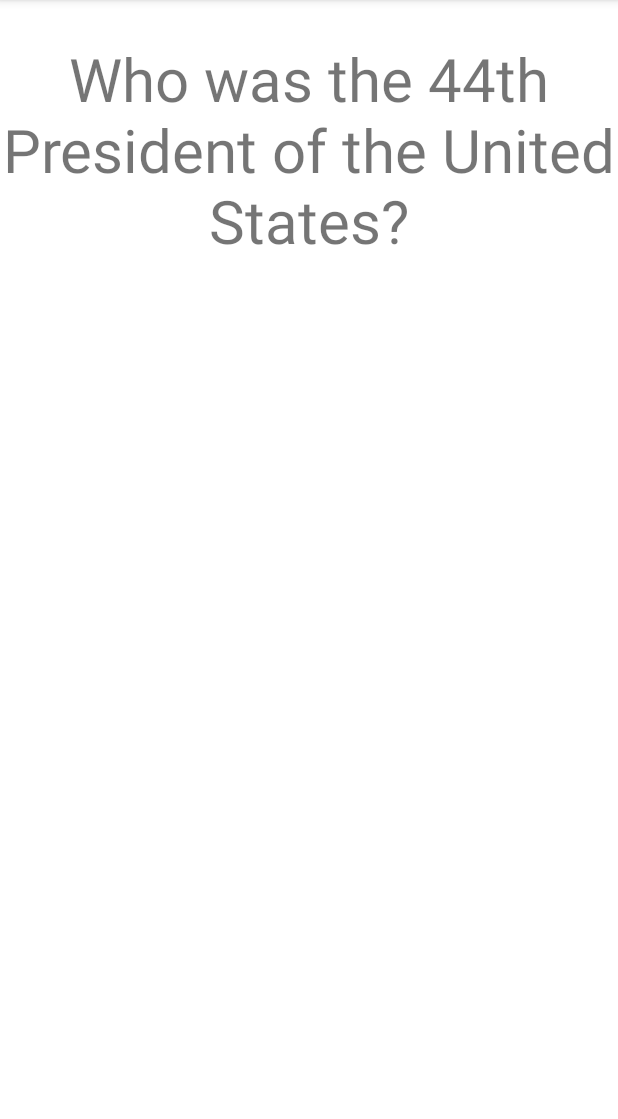
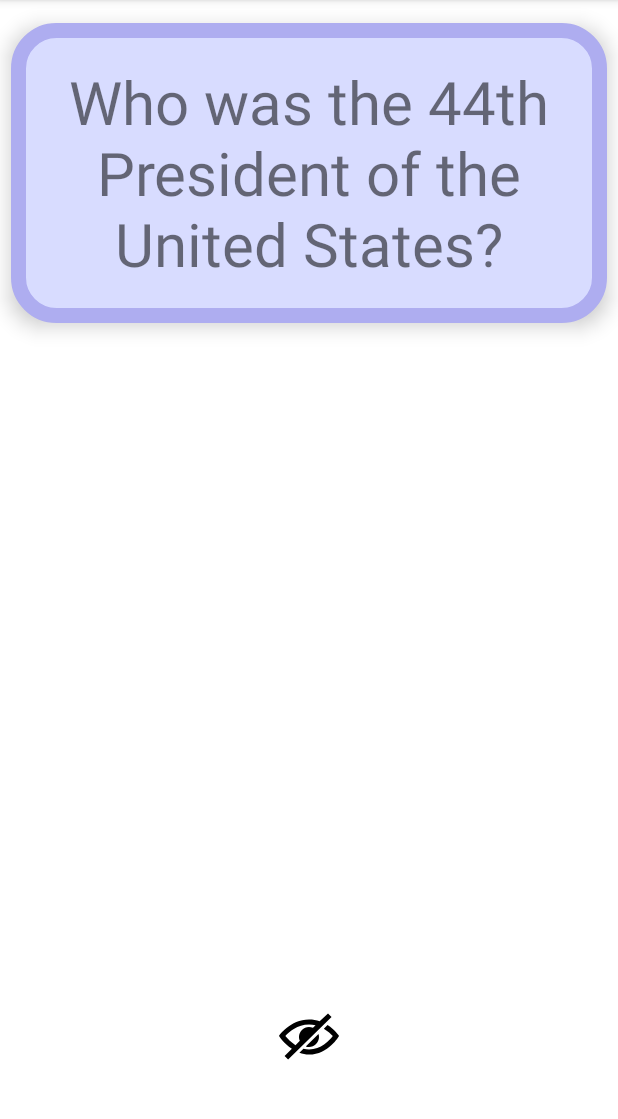
Before and after one commit to wendychen0/flashcard-app, an Android app: the screen it shows after launch (MainActivity), on a phone screen of 412 x 824 dp, the part 84-1203 px from its top. Run offline under Robolectric (Android 15) with nearby library versions, the phone set to English and light mode, and no system bars.

Commit message:
Added optional features to toggle answer visibility and show correct/incorrect answers

```diff
--- a/app/src/main/java/com/example/flashcardapp/MainActivity.java
+++ b/app/src/main/java/com/example/flashcardapp/MainActivity.java
@@ -4,6 +4,7 @@ import androidx.appcompat.app.AppCompatActivity;
 
 import android.os.Bundle;
 import android.view.View;
+import android.widget.ImageView;
 import android.widget.TextView;
 
 public class MainActivity extends AppCompatActivity {
@@ -15,6 +16,11 @@ public class MainActivity extends AppCompatActivity {
 
         TextView flashcardQuestion = findViewById(R.id.flashcard_question);
         TextView flashcardAnswer = findViewById(R.id.flashcard_answer);
+        TextView flashcardAnswer1 = findViewById(R.id.flashcard_answer1);
+        TextView flashcardAnswer2 = findViewById(R.id.flashcard_answer2);
+        TextView flashcardAnswer3 = findViewById(R.id.flashcard_answer3);
+        ImageView toggleView = findViewById(R.id.toggle_choices_visibility);
+        ImageView toggleViewOpen = findViewById(R.id.toggle_choices_visibility_open);
         flashcardQuestion.setOnClickListener(new View.OnClickListener() {
             @Override
             public void onClick(View v) {
@@ -22,5 +28,58 @@ public class MainActivity extends AppCompatActivity {
                 flashcardAnswer.setVisibility(View.VISIBLE);
             }
         });
+
+        flashcardAnswer.setOnClickListener(new View.OnClickListener() {
+            @Override
+            public void onClick(View v) {
+                flashcardQuestion.setVisibility(View.VISIBLE);
+                flashcardAnswer.setVisibility(View.INVISIBLE);
+            }
+        });
+
+        flashcardAnswer1.setOnClickListener(new View.OnClickListener() {
+            @Override
+            public void onClick(View v) {
+                flashcardAnswer1.setBackgroundColor(getResources().getColor(R.color.nice_red, null));
+            }
+        });
+
+        flashcardAnswer2.setOnClickListener(new View.OnClickListener(){
+            @Override
+            public void onClick(View v) {
+                flashcardAnswer2.setBackgroundColor(getResources().getColor(R.color.nice_red, null));
+            }
+        });
+
+        flashcardAnswer3.setOnClickListener(new View.OnClickListener(){
+            @Override
+            public void onClick(View v) {
+                flashcardAnswer3.setBackgroundColor(getResources().getColor(R.color.green, null));
+            }
+        });
+
+        toggleView.setOnClickListener(new View.OnClickListener() {
+            @Override
+            public void onClick(View v) {
+                ((ImageView) findViewById(R.id.toggle_choices_visibility)).setImageResource(R.drawable.ic_eye_open);
+                boolean isShowingAnswers;
+                flashcardAnswer1.setVisibility(View.VISIBLE);
+                flashcardAnswer2.setVisibility(View.VISIBLE);
+                flashcardAnswer3.setVisibility(View.VISIBLE);
+                toggleViewOpen.setVisibility(View.VISIBLE);
+            }
+        });
+
+        toggleViewOpen.setOnClickListener(new View.OnClickListener() {
+            @Override
+            public void onClick(View v) {
+                ((ImageView) findViewById(R.id.toggle_choices_visibility)).setImageResource(R.drawable.ic_eye_slash);
+                flashcardAnswer1.setVisibility(View.INVISIBLE);
+                flashcardAnswer2.setVisibility(View.INVISIBLE);
+                flashcardAnswer3.setVisibility(View.INVISIBLE);
+                toggleViewOpen.setVisibility(View.INVISIBLE);
+
+            }
+        });
     }
 }
--- /dev/null
+++ b/app/src/main/res/drawable/card_background.xml
@@ -0,0 +1,7 @@
+<?xml version="1.0" encoding="utf-8"?>
+<shape xmlns:android="http://schemas.android.com/apk/res/android"
+    android:shape="rectangle">
+    <corners android:radius="25dp" />
+    <stroke android:color="#AEADF0" android:width="10dp" />
+    <solid android:color="#D8DCFF" />
+</shape>
--- /dev/null
+++ b/app/src/main/res/drawable/ic_eye_open.xml
@@ -0,0 +1,9 @@
+<vector xmlns:android="http://schemas.android.com/apk/res/android"
+    android:width="24dp"
+    android:height="24dp"
+    android:viewportWidth="24"
+    android:viewportHeight="24">
+  <path
+      android:fillColor="#FF000000"
+      android:pathData="M12.015,7c4.751,0 8.063,3.012 9.504,4.636 -1.401,1.837 -4.713,5.364 -9.504,5.364 -4.42,0 -7.93,-3.536 -9.478,-5.407 1.493,-1.647 4.817,-4.593 9.478,-4.593zM12.015,5c-7.569,0 -12.015,6.551 -12.015,6.551s4.835,7.449 12.015,7.449c7.733,0 11.985,-7.449 11.985,-7.449s-4.291,-6.551 -11.985,-6.551zM12,8c-2.209,0 -4,1.792 -4,4 0,2.209 1.791,4 4,4s4,-1.791 4,-4c0,-2.208 -1.791,-4 -4,-4z"/>
+</vector>
--- /dev/null
+++ b/app/src/main/res/drawable/ic_eye_slash.xml
@@ -0,0 +1,9 @@
+<vector xmlns:android="http://schemas.android.com/apk/res/android"
+    android:width="24dp"
+    android:height="24dp"
+    android:viewportWidth="24"
+    android:viewportHeight="24">
+  <path
+      android:fillColor="#FF000000"
+      android:pathData="M19.604,2.562l-3.346,3.137c-1.27,-0.428 -2.686,-0.699 -4.243,-0.699 -7.569,0 -12.015,6.551 -12.015,6.551s1.928,2.951 5.146,5.138l-2.911,2.909 1.414,1.414 17.37,-17.035 -1.415,-1.415zM13.588,8.341c-3.288,-1.453 -6.681,1.908 -5.265,5.206l-1.726,1.707c-1.814,-1.16 -3.225,-2.65 -4.06,-3.66 1.493,-1.648 4.817,-4.594 9.478,-4.594 0.927,0 1.796,0.119 2.61,0.315l-1.037,1.026zM10.705,15.772l5.09,-4.993c1.017,3.111 -2.003,6.067 -5.09,4.993zM24,11.551s-4.252,7.449 -11.985,7.449c-1.379,0 -2.662,-0.291 -3.851,-0.737l1.614,-1.583c0.715,0.193 1.458,0.32 2.237,0.32 4.791,0 8.104,-3.527 9.504,-5.364 -0.729,-0.822 -1.956,-1.99 -3.587,-2.952l1.489,-1.46c2.982,1.9 4.579,4.327 4.579,4.327z"/>
+</vector>
--- a/app/src/main/res/layout/activity_main.xml
+++ b/app/src/main/res/layout/activity_main.xml
@@ -6,13 +6,22 @@
     android:layout_height="match_parent"
     tools:context=".MainActivity">
 
+
+    <!--        android:background="#AEADF0"-->
+
+
     <TextView
         android:id="@+id/flashcard_question"
         android:layout_width="match_parent"
         android:layout_height="200dp"
+        android:layout_marginTop="15dp"
+        android:layout_marginLeft="7dp"
+        android:layout_marginRight="7dp"
+        android:background="@drawable/card_background"
+        android:elevation="8dp"
+        android:gravity="center"
         android:text="Who was the 44th President of the United States?"
-        android:gravity="center"
-        android:textSize="40sp"/>
+        android:textSize="40sp" />
 
     <TextView
         android:id="@+id/flashcard_answer"
@@ -21,6 +30,70 @@
         android:text="Barack Obama"
         android:gravity="center"
         android:visibility="invisible"
+        android:background="#F2E98C"
         android:textSize="40sp"/>
 
+    <TextView
+        android:id="@+id/flashcard_answer1"
+        android:layout_width="match_parent"
+        android:layout_below="@+id/flashcard_question"
+        android:layout_height="100dp"
+        android:layout_marginTop="25dp"
+        android:text="Bill Clinton"
+        android:layout_marginLeft="15dp"
+        android:layout_marginRight="15dp"
+        android:gravity="center"
+        android:visibility="invisible"
+        android:background="#ffeead"
+        android:textSize="40sp"/>
+
+    <TextView
+        android:id="@+id/flashcard_answer2"
+        android:layout_width="match_parent"
+        android:layout_below="@+id/flashcard_answer1"
+        android:layout_height="100dp"
+        android:layout_marginTop="25dp"
+        android:text="George H. W. Bush"
+        android:gravity="center"
+        android:layout_marginLeft="15dp"
+        android:layout_marginRight="15dp"
+        android:visibility="invisible"
+        android:background="#ffeead"
+        android:textSize="40sp"/>
+
+    <TextView
+        android:id="@+id/flashcard_answer3"
+        android:layout_width="match_parent"
+        android:layout_below="@+id/flashcard_answer2"
+        android:layout_height="100dp"
+        android:layout_marginTop="25dp"
+        android:text="Barack Obama"
+        android:layout_marginLeft="15dp"
+        android:layout_marginRight="15dp"
+        android:gravity="center"
+        android:visibility="invisible"
+        android:background="#ffeead"
+        android:textSize="40sp"/>
+
+    <ImageView
+        android:layout_width="40dp"
+        android:layout_height="40dp"
+        android:layout_centerHorizontal="true"
+        android:id="@+id/toggle_choices_visibility"
+        android:layout_below="@id/flashcard_answer3"
+        android:layout_marginTop="80dp"
+        android:src="@drawable/ic_eye_slash"/>
+
+    <ImageView
+        android:layout_width="40dp"
+        android:layout_height="40dp"
+        android:layout_centerHorizontal="true"
+        android:visibility="invisible"
+        android:id="@+id/toggle_choices_visibility_open"
+        android:layout_below="@id/flashcard_answer3"
+        android:layout_marginTop="80dp"
+        android:src="@drawable/ic_eye_open"/>
+
+
+
 </RelativeLayout>
--- a/app/src/main/res/values/colors.xml
+++ b/app/src/main/res/values/colors.xml
@@ -7,4 +7,7 @@
     <color name="teal_700">#FF018786</color>
     <color name="black">#FF000000</color>
     <color name="white">#FFFFFFFF</color>
+    <color name="my_red_color">#ee0000</color>
+    <color name="nice_red">#ff6f69</color>
+    <color name="green">#96ceb4</color>
 </resources>
```
